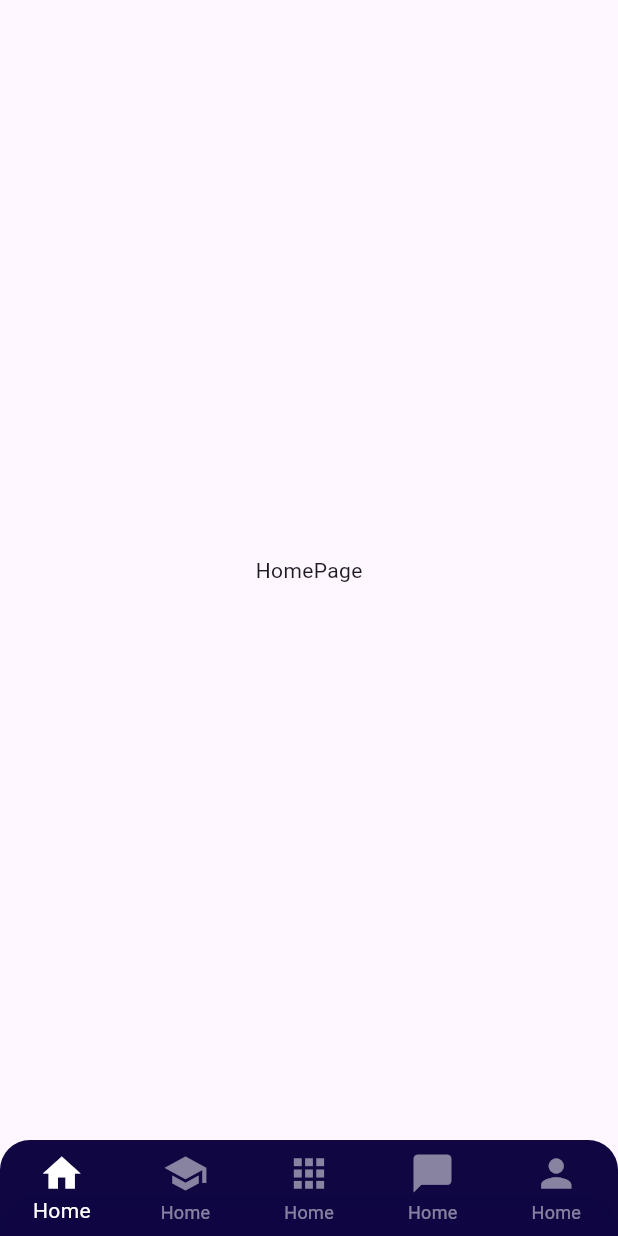
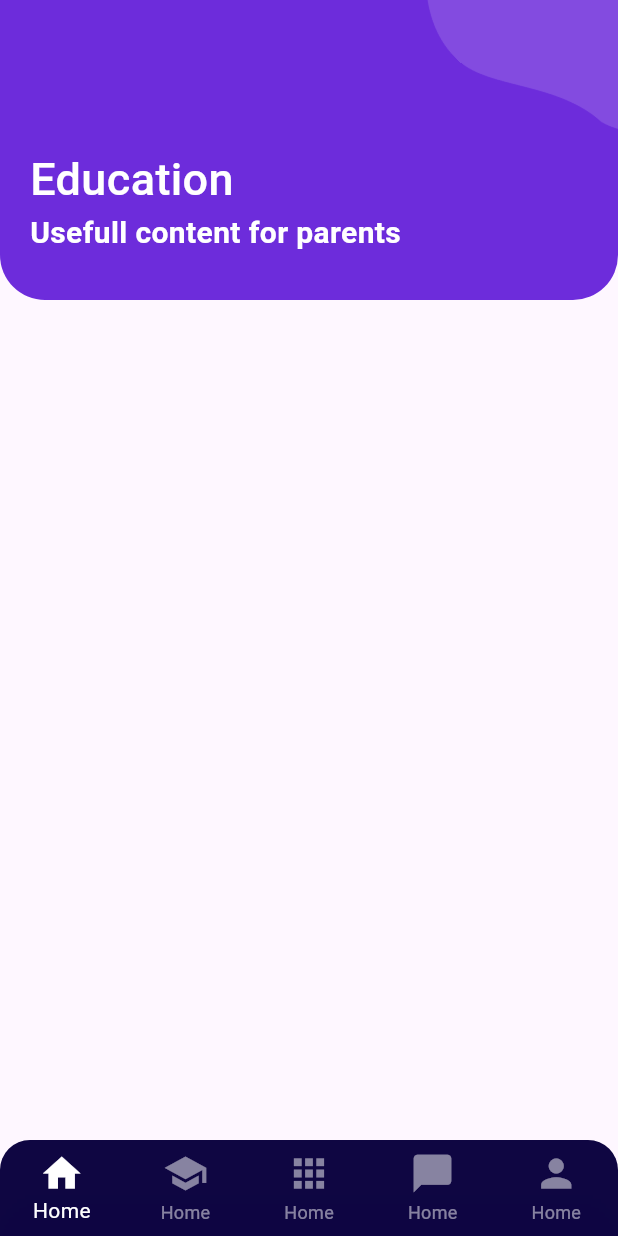
Before and after one commit to Darrylwin/ui_2, a Flutter app: the screen it shows after launch, on a phone screen of 412 x 824 dp. Run offline on Flutter 3.47's test engine with Material 3 defaults, Android fonts, the phone set to English and light mode, and no system bars.

Commit message:
header section

```diff
--- a/lib/pages/home_page.dart
+++ b/lib/pages/home_page.dart
@@ -1,4 +1,6 @@
 import 'package:flutter/material.dart';
+
+import '../widgets/header_section.dart';
 
 class HomePage extends StatelessWidget {
   const HomePage({super.key});
@@ -7,7 +9,11 @@ class HomePage extends StatelessWidget {
   Widget build(BuildContext context) {
     return Scaffold(
       body: Center(
-        child: Text("HomePage"),
+        child: Column(
+          children: [
+            HeaderSection(),
+          ],
+        ),
       ),
     );
   }
--- /dev/null
+++ b/lib/widgets/header_section.dart
@@ -0,0 +1,63 @@
+import 'package:flutter/material.dart';
+
+class HeaderSection extends StatelessWidget {
+  const HeaderSection({
+    super.key,
+  });
+
+  @override
+  Widget build(BuildContext context) {
+    return Container(
+      decoration: BoxDecoration(
+        color: const Color.fromARGB(255, 84, 9, 213).withOpacity(.85),
+        borderRadius: BorderRadius.only(
+          bottomLeft: Radius.circular(30),
+          bottomRight: Radius.circular(30),
+        ),
+      ),
+      child: Stack(
+        children: [
+          Positioned(
+            right: 45,
+            bottom: 30,
+            child: Transform(
+              transform: Matrix4.identity()..rotateZ(40),
+              origin: const Offset(180, 100),
+              child: Image.asset(
+                'assets/images/bg_liquid.png',
+                width: 200,
+              ),
+            ),
+          ),
+          Positioned(
+            left: 20,
+            bottom: 30,
+            child: Column(
+              crossAxisAlignment: CrossAxisAlignment.start,
+              children: [
+                Text(
+                  "Education",
+                  style: TextStyle(
+                    fontSize: 30,
+                    fontWeight: FontWeight.w500,
+                    color: Colors.white,
+                  ),
+                ),
+                Text(
+                  "Usefull content for parents",
+                  style: TextStyle(
+                    fontSize: 20,
+                    fontWeight: FontWeight.bold,
+                    color: Colors.white,
+                  ),
+                ),
+              ],
+            ),
+          ),
+        ],
+      ),
+      height: 200,
+      width: double.infinity,
+    );
+  }
+}
--- a/pubspec.yaml
+++ b/pubspec.yaml
@@ -59,8 +59,8 @@ flutter:
   uses-material-design: true
 
   # To add assets to your application, add an assets section, like this:
-  # assets:
-  #   - images/a_dot_burr.jpeg
+  assets:
+    - assets/images/
   #   - images/a_dot_ham.jpeg
 
   # An image asset can refer to one or more resolution-specific "variants", see
```
Also changed, not shown: assets/images/bg_liquid.png (added).
